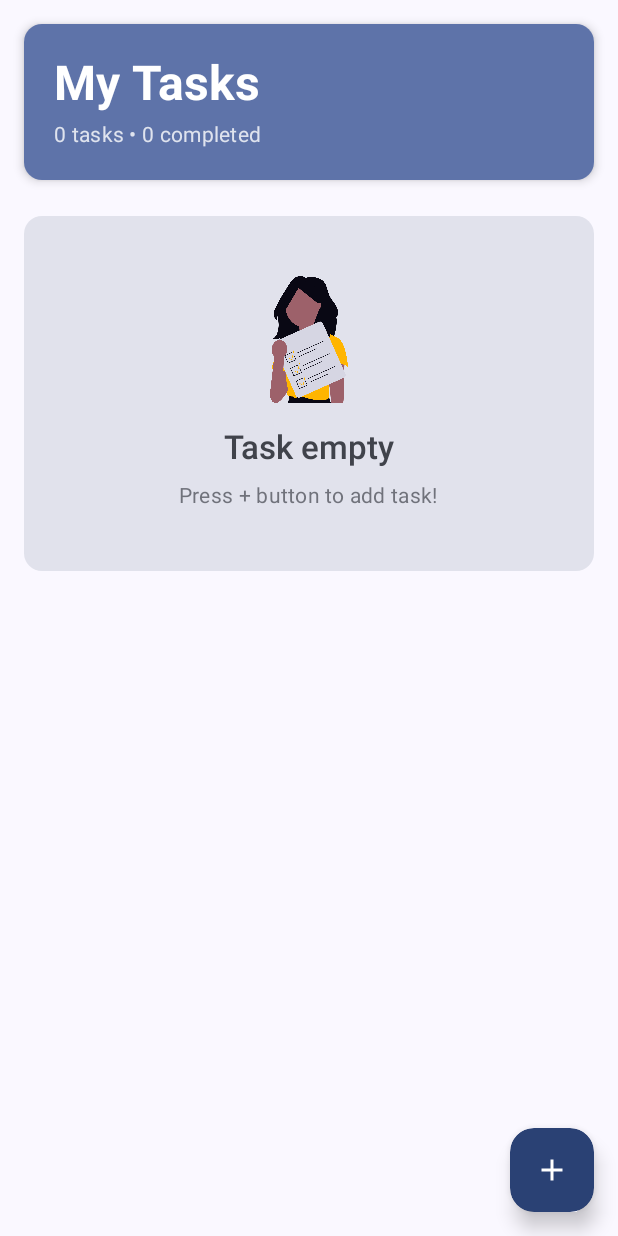
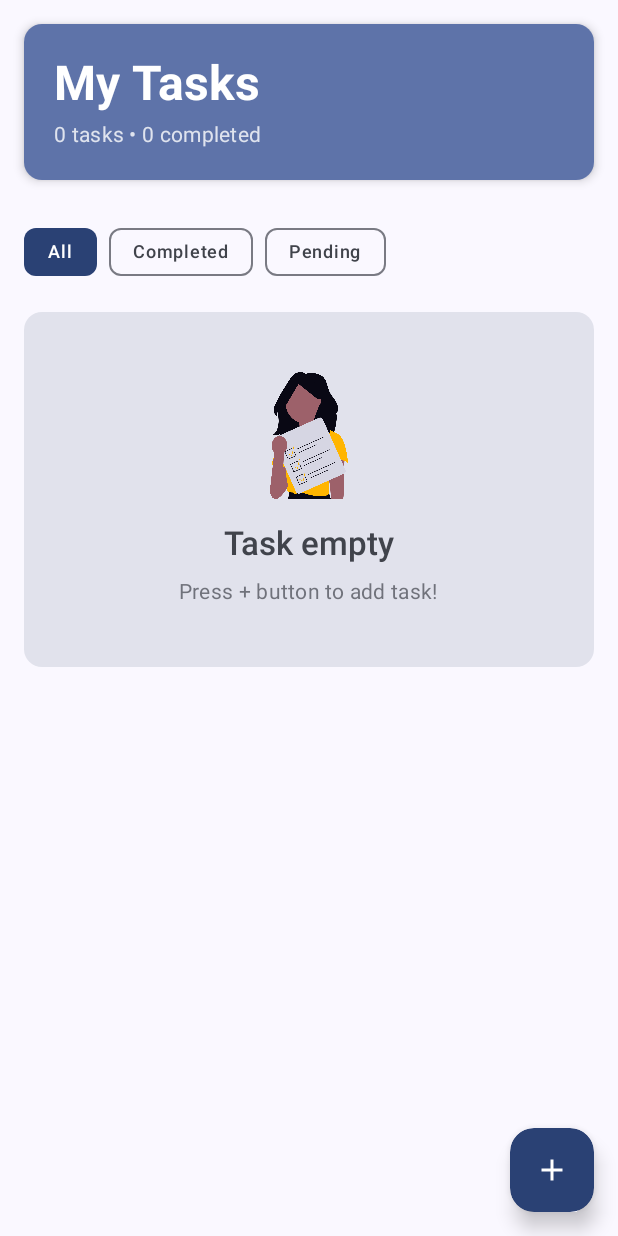
Before and after one commit to ekhiw/MyNotes, an Android app built with Jetpack Compose: the screen it shows after launch (MainActivity), on a phone screen of 412 x 824 dp. Run offline under Robolectric (Android 15) with nearby library versions, the phone set to English and light mode, and no system bars; our stand-ins replace Dagger/Hilt's generated code, Room's generated code, livedata-compose; libraries missing offline, so code that uses them is left out: coil3.svg, com.orhanobut.logger; 3 statements that could not run were skipped.

Commit message:
Add Filter Enum
- Add live data (total task, complete task, and filtered task)
- Add filter to repository and dao
- Observe live data as state with default value

```diff
--- a/app/build.gradle.kts
+++ b/app/build.gradle.kts
@@ -55,6 +55,7 @@ dependencies {
     implementation(libs.material3)
     implementation(libs.androidx.room.runtime)
     implementation(libs.androidx.room.ktx)
+    implementation(libs.androidx.runtime.livedata)
     annotationProcessor(libs.androidx.room.compiler)
     ksp(libs.androidx.room.compiler)
     testImplementation(libs.junit)
--- a/app/src/main/java/xyz/potasyyum/mynotes/model/TaskDao.kt
+++ b/app/src/main/java/xyz/potasyyum/mynotes/model/TaskDao.kt
@@ -22,4 +22,16 @@ interface TaskDao {
 
     @Delete
     suspend fun delete(taskEntity: TaskEntity)
+
+    @Query("SELECT * FROM ${TASK_TABLE_NAME} WHERE status = 0")
+    fun getPendingTasks(): Flow<List<TaskEntity>>
+
+    @Query("SELECT * FROM ${TASK_TABLE_NAME} WHERE status = 1")
+    fun getCompletedTasks(): Flow<List<TaskEntity>>
+
+    @Query("SELECT COUNT(*) FROM ${TASK_TABLE_NAME}")
+    fun getTotalTaskCount(): Flow<Int>
+
+    @Query("SELECT COUNT(*) FROM ${TASK_TABLE_NAME} WHERE status = 1")
+    fun getCompletedTaskCount(): Flow<Int>
 }
--- /dev/null
+++ b/app/src/main/java/xyz/potasyyum/mynotes/model/TaskFilter.kt
@@ -0,0 +1,7 @@
+package xyz.potasyyum.mynotes.model
+
+enum class TaskFilter(val displayName: String) {
+    ALL("All"),
+    COMPLETED("Completed"),
+    PENDING("Pending")
+}
--- a/app/src/main/java/xyz/potasyyum/mynotes/presentation/screen/TaskView.kt
+++ b/app/src/main/java/xyz/potasyyum/mynotes/presentation/screen/TaskView.kt
@@ -11,6 +11,7 @@ import androidx.compose.material.icons.filled.Delete
 import androidx.compose.material.icons.filled.Edit
 import androidx.compose.material3.*
 import androidx.compose.runtime.*
+import androidx.compose.runtime.livedata.observeAsState
 import androidx.compose.ui.Alignment
 import androidx.compose.ui.Modifier
 import androidx.compose.ui.draw.shadow
@@ -18,6 +19,7 @@ import androidx.compose.ui.platform.LocalContext
 import androidx.compose.ui.text.font.FontWeight
 import androidx.compose.ui.text.style.TextDecoration
 import androidx.compose.ui.unit.dp
+import androidx.compose.ui.unit.sp
 import androidx.compose.ui.window.Dialog
 import androidx.hilt.navigation.compose.hiltViewModel
 import coil3.ImageLoader
@@ -26,16 +28,22 @@ import coil3.svg.SvgDecoder
 import com.orhanobut.logger.Logger
 import xyz.potasyyum.mynotes.R
 import xyz.potasyyum.mynotes.model.TaskEntity
+import xyz.potasyyum.mynotes.model.TaskFilter
 import xyz.potasyyum.mynotes.presentation.viewmodel.TaskViewModel
 
 @Composable
 fun TaskView(
     taskViewModel: TaskViewModel = hiltViewModel()
 ) {
-    val taskList by taskViewModel.taskList.collectAsState()
+    val taskList by taskViewModel.filteredTask.observeAsState(emptyList())
+    val selectedFilter by taskViewModel.selectedFilter.collectAsState()
+    val totalTaskCount by taskViewModel.totalTaskCount.observeAsState(0)
+    val completedTaskCount by taskViewModel.completedTaskCount.observeAsState(0)
     var showAddDialog by remember { mutableStateOf(false) }
     var dialogEditMode by remember { mutableStateOf(false) }
     var taskToEdit by remember { mutableStateOf<TaskEntity?>(null) }
+
+    Logger.i("EKHIW TASK = ${taskList.joinToString(", ")}")
 
     Box(modifier = Modifier.fillMaxSize()) {
         Column(
@@ -62,10 +70,34 @@ fun TaskView(
                         color = MaterialTheme.colorScheme.onPrimaryContainer
                     )
                     Text(
-                        text = "${taskList.size} tasks • ${taskList.count { it.status }} completed",
+                        text = "${totalTaskCount} tasks • ${completedTaskCount} completed",
                         style = MaterialTheme.typography.bodyMedium,
                         color = MaterialTheme.colorScheme.onPrimaryContainer.copy(alpha = 0.8f),
                         modifier = Modifier.padding(top = 4.dp)
+                    )
+                }
+            }
+
+            Row(
+                modifier = Modifier
+                    .fillMaxWidth()
+                    .padding(bottom = 16.dp),
+                horizontalArrangement = Arrangement.spacedBy(8.dp)
+            ) {
+                TaskFilter.entries.forEach { filter ->
+                    FilterChip(
+                        onClick = { taskViewModel.setFilter(filter) },
+                        label = {
+                            Text(
+                                text = filter.displayName,
+                                style = MaterialTheme.typography.labelMedium
+                            )
+                        },
+                        selected = selectedFilter == filter,
+                        colors = FilterChipDefaults.filterChipColors(
+                            selectedContainerColor = MaterialTheme.colorScheme.primary,
+                            selectedLabelColor = MaterialTheme.colorScheme.onPrimary
+                        )
                     )
                 }
             }
@@ -181,6 +213,9 @@ fun TaskItem(
             Column(
                 modifier = Modifier.weight(1f)
             ) {
+                StatusBadge(
+                    isCompleted = task.status
+                )
                 Text(
                     text = task.title,
                     style = MaterialTheme.typography.titleMedium,
@@ -358,6 +393,32 @@ fun AddTaskDialog(
 }
 
 @Composable
+fun StatusBadge(
+    isCompleted: Boolean,
+    modifier: Modifier = Modifier
+) {
+    Surface(
+        modifier = modifier,
+        shape = RoundedCornerShape(12.dp),
+        color = if (isCompleted)
+            MaterialTheme.colorScheme.primaryContainer
+        else
+            MaterialTheme.colorScheme.secondaryContainer
+    ) {
+        Text(
+            text = if (isCompleted) "Completed" else "Pending",
+            style = MaterialTheme.typography.labelSmall.copy(fontSize = 10.sp),
+            color = if (isCompleted)
+                MaterialTheme.colorScheme.onPrimaryContainer
+            else
+                MaterialTheme.colorScheme.onSecondaryContainer,
+            modifier = Modifier.padding(horizontal = 8.dp, vertical = 4.dp)
+        )
+    }
+}
+
+
+@Composable
 fun SvgImage(drawable : Any) {
     val context = LocalContext.current
     val imageLoader = ImageLoader.Builder(context)
--- a/app/src/main/java/xyz/potasyyum/mynotes/presentation/viewmodel/TaskViewModel.kt
+++ b/app/src/main/java/xyz/potasyyum/mynotes/presentation/viewmodel/TaskViewModel.kt
@@ -1,6 +1,8 @@
 package xyz.potasyyum.mynotes.presentation.viewmodel
 
+import androidx.lifecycle.LiveData
 import androidx.lifecycle.ViewModel
+import androidx.lifecycle.asLiveData
 import androidx.lifecycle.viewModelScope
 import dagger.hilt.android.lifecycle.HiltViewModel
 import kotlinx.coroutines.flow.MutableStateFlow
@@ -8,6 +10,7 @@ import kotlinx.coroutines.flow.StateFlow
 import kotlinx.coroutines.flow.asStateFlow
 import kotlinx.coroutines.launch
 import xyz.potasyyum.mynotes.model.TaskEntity
+import xyz.potasyyum.mynotes.model.TaskFilter
 import xyz.potasyyum.mynotes.repository.TaskRepository
 import javax.inject.Inject
 
@@ -15,21 +18,12 @@ import javax.inject.Inject
 class TaskViewModel @Inject constructor(
     private val taskRepository: TaskRepository
 ) : ViewModel() {
+    private val _selectedFilter = MutableStateFlow(TaskFilter.ALL)
+    val selectedFilter: StateFlow<TaskFilter> = _selectedFilter.asStateFlow()
 
-    private val _taskList = MutableStateFlow<List<TaskEntity>>(emptyList())
-    val taskList: StateFlow<List<TaskEntity>> = _taskList.asStateFlow()
-
-    init {
-        getAllTasks()
-    }
-
-    private fun getAllTasks() {
-        viewModelScope.launch {
-            taskRepository.getAllTasks().collect { tasks ->
-                _taskList.value = tasks
-            }
-        }
-    }
+    var filteredTask : LiveData<List<TaskEntity>> = taskRepository.getFilteredTasks(_selectedFilter.value).asLiveData()
+    val totalTaskCount: LiveData<Int> = taskRepository.getTotalTaskCount().asLiveData()
+    val completedTaskCount: LiveData<Int> = taskRepository.getCompletedTaskCount().asLiveData()
 
     fun addTaskItem(taskEntity: TaskEntity) {
         viewModelScope.launch {
@@ -55,4 +49,11 @@ class TaskViewModel @Inject constructor(
             taskRepository.deleteTask(taskEntity)
         }
     }
+
+    fun setFilter(filter: TaskFilter) {
+        _selectedFilter.value = filter
+        viewModelScope.launch {
+            filteredTask = taskRepository.getFilteredTasks(_selectedFilter.value).asLiveData()
+        }
+    }
 }
--- a/app/src/main/java/xyz/potasyyum/mynotes/repository/TaskRepository.kt
+++ b/app/src/main/java/xyz/potasyyum/mynotes/repository/TaskRepository.kt
@@ -2,10 +2,21 @@ package xyz.potasyyum.mynotes.repository
 
 import kotlinx.coroutines.flow.Flow
 import xyz.potasyyum.mynotes.model.TaskEntity
+import xyz.potasyyum.mynotes.model.TaskFilter
 
 interface TaskRepository {
 
     fun getAllTasks(): Flow<List<TaskEntity>>
+
+    fun getPendingTasks(): Flow<List<TaskEntity>>
+
+    fun getCompletedTasks(): Flow<List<TaskEntity>>
+
+    fun getFilteredTasks(taskFilter: TaskFilter): Flow<List<TaskEntity>>
+
+    fun getTotalTaskCount(): Flow<Int>
+
+    fun getCompletedTaskCount(): Flow<Int>
 
     suspend fun insertTask(taskEntity: TaskEntity)
 
--- a/app/src/main/java/xyz/potasyyum/mynotes/repository/TaskRepositoryImpl.kt
+++ b/app/src/main/java/xyz/potasyyum/mynotes/repository/TaskRepositoryImpl.kt
@@ -3,6 +3,7 @@ package xyz.potasyyum.mynotes.repository
 import kotlinx.coroutines.flow.Flow
 import xyz.potasyyum.mynotes.model.TaskDao
 import xyz.potasyyum.mynotes.model.TaskEntity
+import xyz.potasyyum.mynotes.model.TaskFilter
 import javax.inject.Inject
 import javax.inject.Singleton
 
@@ -13,6 +14,30 @@ class TaskRepositoryImpl @Inject constructor(
 
     override fun getAllTasks(): Flow<List<TaskEntity>> {
         return taskDao.getAllTasks()
+    }
+
+    override fun getPendingTasks(): Flow<List<TaskEntity>> {
+        return taskDao.getPendingTasks()
+    }
+
+    override fun getCompletedTasks(): Flow<List<TaskEntity>> {
+        return taskDao.getCompletedTasks()
+    }
+
+    override fun getFilteredTasks(taskFilter: TaskFilter): Flow<List<TaskEntity>> {
+        return when (taskFilter) {
+            TaskFilter.ALL -> taskDao.getAllTasks()
+            TaskFilter.COMPLETED -> taskDao.getCompletedTasks()
+            TaskFilter.PENDING -> taskDao.getPendingTasks()
+        }
+    }
+
+    override fun getTotalTaskCount(): Flow<Int> {
+        return taskDao.getTotalTaskCount()
+    }
+
+    override fun getCompletedTaskCount(): Flow<Int> {
+        return taskDao.getCompletedTaskCount()
     }
 
     override suspend fun insertTask(taskEntity: TaskEntity) {
--- a/gradle/libs.versions.toml
+++ b/gradle/libs.versions.toml
@@ -18,6 +18,7 @@ navigation-compose = "2.9.0"
 ksp = "2.1.21-2.0.2"
 logger = "2.2.0"
 roomRuntime = "2.7.1"
+runtimeLivedata = "1.8.2"
 
 [libraries]
 core-ktx = { group = "androidx.core", name = "core-ktx", version.ref = "core-ktx" }
@@ -25,6 +26,7 @@ junit = { group = "junit", name = "junit", version.ref = "junit" }
 androidx-test-ext-junit = { group = "androidx.test.ext", name = "junit", version.ref = "androidx-test-ext-junit" }
 espresso-core = { group = "androidx.test.espresso", name = "espresso-core", version.ref = "espresso-core" }
 lifecycle-runtime-ktx = { group = "androidx.lifecycle", name = "lifecycle-runtime-ktx", version.ref = "lifecycle-runtime-ktx" }
+androidx-runtime-livedata = { group = "androidx.compose.runtime", name = "runtime-livedata", version.ref = "runtimeLivedata" }
 activity-compose = { group = "androidx.activity", name = "activity-compose", version.ref = "activity-compose" }
 compose-bom = { group = "androidx.compose", name = "compose-bom", version.ref = "compose-bom" }
 kotlinx-serialization-json = { module = "org.jetbrains.kotlinx:kotlinx-serialization-json", version.ref = "kotlinx-serialization-json" }
```
